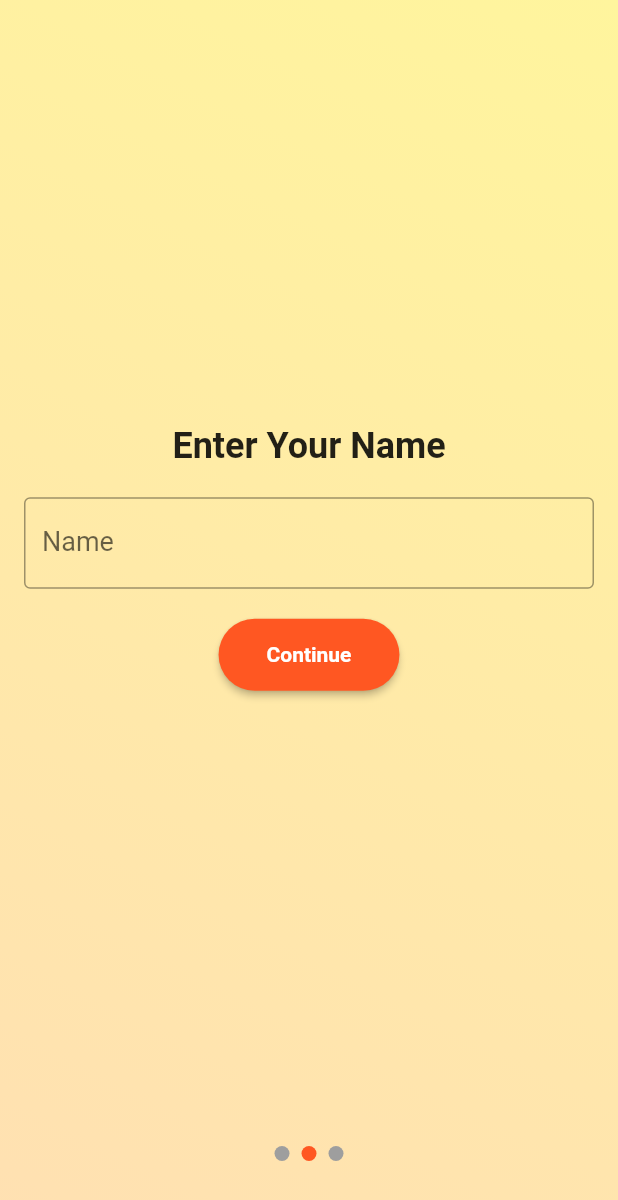
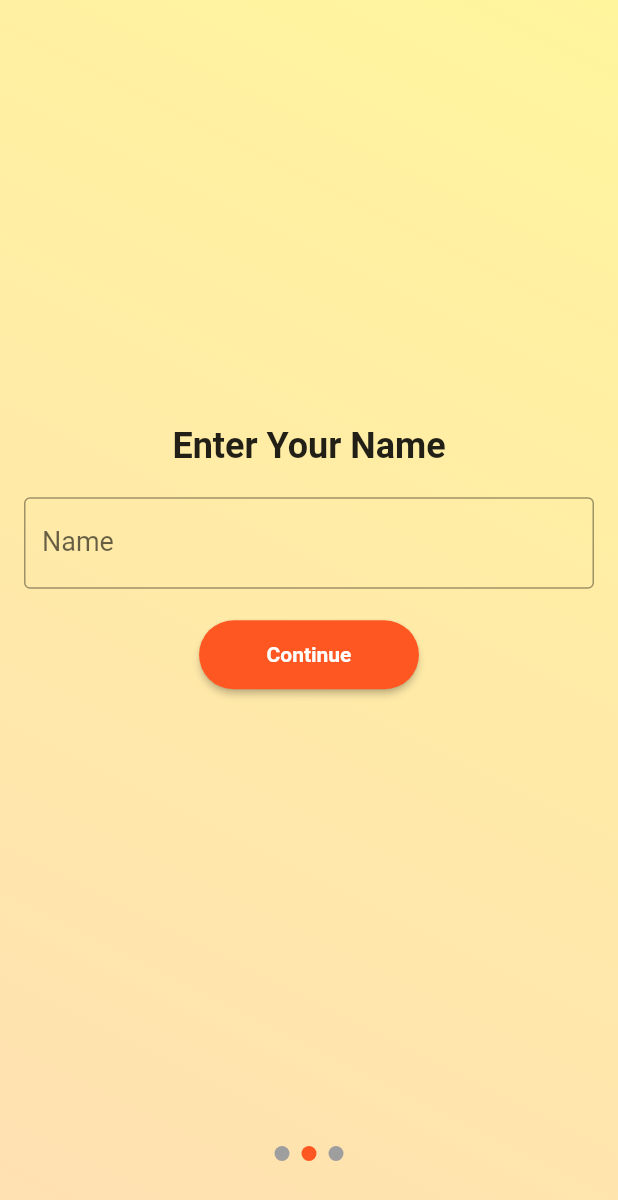
Before and after one commit to gu-tig333-ht23/grupp5, a Flutter app: the screen it shows after launch, swiped to page 2, on a phone screen of 412 x 824 dp. Shown: the top 1200 px of the screen. Run offline on Flutter 3.47's test engine with Material 2 defaults, Android fonts, the phone set to English and light mode, and no system bars; our stand-ins replace dio, geolocator, permission_handler, shared_preferences, transparent_image.

Commit message:
Korrigeringar
Se PR för detaljer

```diff
--- a/good_morning/lib/ui/common_ui.dart
+++ b/good_morning/lib/ui/common_ui.dart
@@ -131,7 +131,7 @@ Widget buildBigButton(
   return ElevatedButton(
     onPressed: onPressed,
     style: ElevatedButton.styleFrom(
-      padding: const EdgeInsets.symmetric(vertical: 16.0, horizontal: 32.0),
+      padding: const EdgeInsets.symmetric(vertical: 15.0, horizontal: 45.0),
       shape: RoundedRectangleBorder(
         borderRadius: BorderRadius.circular(25.0),
       ),
--- a/good_morning/lib/ui/main_navigation/onboarding.dart
+++ b/good_morning/lib/ui/main_navigation/onboarding.dart
@@ -35,11 +35,13 @@ class OnBoardingScreenState extends State<OnBoardingScreen> {
               child: PageView(
                 controller: _pageController,
                 onPageChanged: (pageIndex) {
+                  // Unfocus keyboard when swiping away from name input screen
                   if (_currentPage == 1 && pageIndex != 1) {
                     FocusScope.of(context).unfocus();
                   }
                   setState(() {
                     _currentPage = pageIndex;
+                    // Don't allow scrolling past name input page without entering a name
                     if (pageIndex == 1) {
                       _canSwipe = _nameController.text.trim().isNotEmpty;
                     } else {
@@ -85,22 +87,12 @@ class OnBoardingScreenState extends State<OnBoardingScreen> {
               textAlign: TextAlign.center,
             ),
             const SizedBox(height: 30),
-            ElevatedButton(
-              onPressed: () {
-                _pageController.nextPage(
-                  duration: const Duration(milliseconds: 400),
-                  curve: Curves.easeInOut,
-                );
-              },
-              style: ElevatedButton.styleFrom(
-                padding:
-                    const EdgeInsets.symmetric(horizontal: 50, vertical: 15),
-                shape: RoundedRectangleBorder(
-                  borderRadius: BorderRadius.circular(25.0),
-                ),
-              ),
-              child: const Text("Start"),
-            ),
+            buildBigButton(context, "Start", () {
+              _pageController.nextPage(
+                duration: const Duration(milliseconds: 400),
+                curve: Curves.easeInOut,
+              );
+            })
           ],
         ),
       ),
@@ -175,8 +167,7 @@ class OnBoardingScreenState extends State<OnBoardingScreen> {
       child: Column(
         mainAxisAlignment: MainAxisAlignment.center,
         children: [
-          const Text("Select Cards to Show",
-              style: TextStyle(fontSize: 20, fontWeight: FontWeight.bold)),
+          const Text("Select Cards to Show", style: titleTextStyle),
           const SizedBox(height: 20.0),
           Consumer<FilterModel>(
             builder: (context, filterModel, child) => CheckboxListTile(
```
Also changed, not shown: good_morning/lib/ui/main_navigation/home_page.dart (+33 -28 lines), 1 other file.
